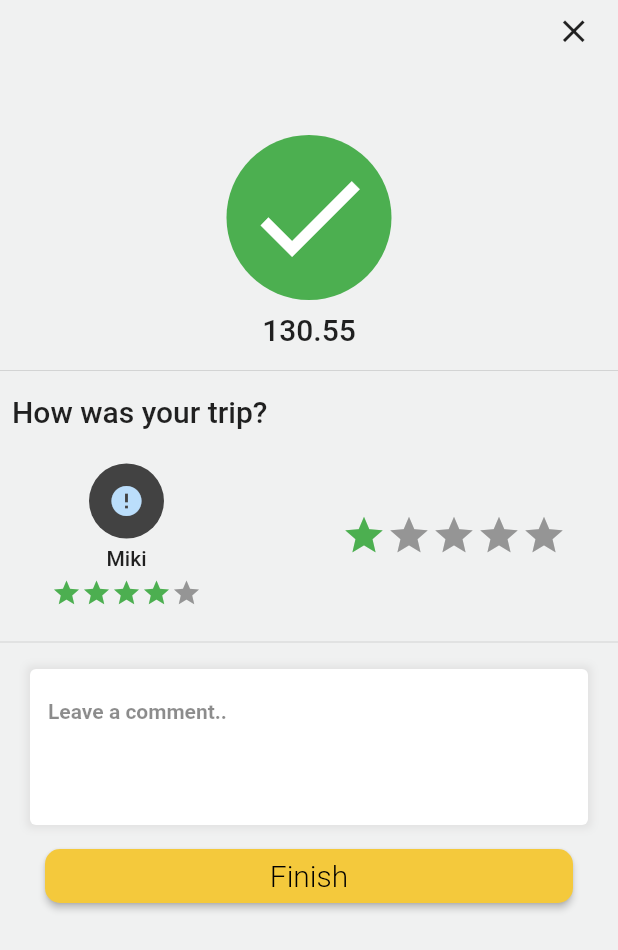
After one commit to Nebaki/Passenger-App, a Flutter app: the ReviewScreen screen opened by its route, on a phone screen of 412 x 824 dp. The commit adds this screen. Shown: the top 950 px of the screen. Run offline on Flutter 3.47's test engine with Material 2 defaults, Android fonts, the phone set to English and light mode, and no system bars; drawn by our look-alikes of cached_network_image, flutter_rating_bar; our stand-ins replace bloc, carousel_slider, connectivity_plus, email_validator, equatable, firebase_auth and 9 more; missing offline and left inert: flutter_geofire, flutter_polyline_points, flutter_share, geolocator_platform_interface, social_share; accounts and stored records are empty; network calls fail.

Commit message:
review feature complleted

```diff
--- a/lib/bloc/bloc.dart
+++ b/lib/bloc/bloc.dart
@@ -6,3 +6,4 @@ export 'user/bloc.dart';
 export 'auth/bloc.dart';
 export 'riderequest/bloc.dart';
 export 'driver/driver_bloc.dart';
+export 'review/review.dart';
--- /dev/null
+++ b/lib/bloc/review/review.dart
@@ -0,0 +1,49 @@
+import 'package:equatable/equatable.dart';
+import 'package:flutter_bloc/flutter_bloc.dart';
+import 'package:passengerapp/models/models.dart';
+import 'package:passengerapp/repository/repositories.dart';
+
+class ReviewBloc extends Bloc<ReviewEvent, ReviewState> {
+  final ReviewRepository reviewRepository;
+  ReviewBloc({required this.reviewRepository}) : super(ReviewSending());
+
+  @override
+  Stream<ReviewState> mapEventToState(ReviewEvent event) async* {
+    if (event is ReviewCreate) {
+      yield ReviewSending();
+      try {
+        await reviewRepository.createReview(event.review);
+        yield ReviewSent();
+      } catch (_) {
+        yield ReviewSendingFailure();
+      }
+    }
+  }
+}
+
+class ReviewEvent extends Equatable {
+  const ReviewEvent();
+  @override
+  List<Object?> get props => throw UnimplementedError();
+}
+
+class ReviewCreate extends ReviewEvent {
+  final Review review;
+  const ReviewCreate(this.review);
+  @override
+  List<Object?> get props => [review];
+  @override
+  String toString() => 'Review Created {user: $review}';
+}
+
+class ReviewState extends Equatable {
+  const ReviewState();
+  @override
+  List<Object?> get props => [];
+}
+
+class ReviewSending extends ReviewState {}
+
+class ReviewSent extends ReviewState {}
+
+class ReviewSendingFailure extends ReviewState {}
--- a/lib/dataprovider/dataproviders.dart
+++ b/lib/dataprovider/dataproviders.dart
@@ -9,3 +9,4 @@ export 'ride_request.dart';
 export 'notification_request.dart';
 export 'driver/driver.dart';
 export 'database/database_helper.dart';
+export 'review/review.dart';
--- /dev/null
+++ b/lib/dataprovider/review/review.dart
@@ -0,0 +1,34 @@
+import 'dart:convert';
+
+import 'package:http/http.dart' as http;
+import 'package:passengerapp/dataprovider/dataproviders.dart';
+import 'package:passengerapp/helper/constants.dart';
+import 'package:passengerapp/models/models.dart';
+
+class ReviewDataProvider {
+  final _baseUrl = 'https://safeway-api.herokuapp.com/api/reviews';
+  final http.Client httpClient;
+  ReviewDataProvider({required this.httpClient});
+  AuthDataProvider authDataProvider =
+      AuthDataProvider(httpClient: http.Client());
+  Future<void> createRideRequest(Review review) async {
+    print("creating the review");
+
+    http.Response response = await httpClient.post(
+        Uri.parse("$_baseUrl/create-review"),
+        headers: <String, String>{
+          'Content-Type': 'application/json',
+          'x-access-token': '${await authDataProvider.getToken()}'
+        },
+        body: json.encode({
+          "rate": review.rating,
+          "description": review.description,
+          "driver": driverId
+        }));
+    print("you know this is the statusCode ${response.statusCode}");
+    if (response.statusCode == 200) {
+    } else {
+      throw Exception('Failed to create review.');
+    }
+  }
+}
--- a/lib/helper/constants.dart
+++ b/lib/helper/constants.dart
@@ -185,3 +185,8 @@ late LatLng pickupLatLng;
 late LatLng droppOffLatLng;
 late String name;
 late String number;
+
+String? driverName;
+String? driverId;
+String? driverImage;
+double? driverRating;
--- a/lib/main.dart
+++ b/lib/main.dart
@@ -61,6 +61,8 @@ void main() async {
 
   final DriverRepository driverRepository = DriverRepository(
       dataProvider: DriverDataProvider(httpClient: http.Client()));
+  final ReviewRepository reviewRepository = ReviewRepository(
+      dataProvider: ReviewDataProvider(httpClient: http.Client()));
   runApp(MyApp(
     notificationRequestRepository: notificationRequestRepository,
     rideRequestRepository: rideRequestRepository,
@@ -72,6 +74,7 @@ void main() async {
     placeDetailRepository: placeDetailRepository,
     directionRepository: directionRepository,
     dataBaseHelperRepository: dataBaseHelperRepository,
+    reviewRepository: reviewRepository,
   ));
 }
 
@@ -118,6 +121,8 @@ class MyApp extends StatelessWidget {
   final NotificationRequestRepository notificationRequestRepository;
   final DataBaseHelperRepository dataBaseHelperRepository;
 
+  final ReviewRepository reviewRepository;
+
   const MyApp(
       {Key? key,
       required this.notificationRequestRepository,
@@ -129,7 +134,8 @@ class MyApp extends StatelessWidget {
       required this.locationPredictionRepository,
       required this.placeDetailRepository,
       required this.directionRepository,
-      required this.dataBaseHelperRepository})
+      required this.dataBaseHelperRepository,
+      required this.reviewRepository})
       : super(key: key);
   @override
   Widget build(BuildContext context) {
@@ -146,7 +152,8 @@ class MyApp extends StatelessWidget {
           RepositoryProvider.value(value: userRepository),
           RepositoryProvider.value(value: driverRepository),
           RepositoryProvider.value(value: authRepository),
-          RepositoryProvider.value(value: dataBaseHelperRepository)
+          RepositoryProvider.value(value: dataBaseHelperRepository),
+          RepositoryProvider.value(value: reviewRepository)
         ],
         child: MultiBlocProvider(
             providers: [
@@ -183,7 +190,10 @@ class MyApp extends StatelessWidget {
               BlocProvider(
                   create: (context) => LocationHistoryBloc(
                       dataBaseHelperRepository: dataBaseHelperRepository)
-                    ..add(LocationHistoryLoad()))
+                    ..add(LocationHistoryLoad())),
+              BlocProvider(
+                  create: (context) =>
+                      ReviewBloc(reviewRepository: reviewRepository)),
             ],
             child: MaterialApp(
               title: 'SafeWay',
--- a/lib/models/models.dart
+++ b/lib/models/models.dart
@@ -7,3 +7,4 @@ export 'auth/auth.dart';
 export 'ride_request.dart';
 export 'notification_request.dart';
 export 'driver/driver.dart';
+export 'review/review.dart';
--- /dev/null
+++ b/lib/models/review/review.dart
@@ -0,0 +1,29 @@
+import 'package:flutter/material.dart';
+import 'package:equatable/equatable.dart';
+
+@immutable
+class Review extends Equatable {
+  String? id;
+  String description;
+  double rating;
+
+  Review({this.id, required this.description, required this.rating});
+
+  @override
+  List<Object?> get props => [
+        id,
+        description,
+        rating,
+      ];
+
+  factory Review.fromJson(Map<String, dynamic> json) {
+    return Review(
+      id: json["reviews"]["id"],
+      description: json["passenger"]["name"],
+      rating: json["reviews"]["email"],
+    );
+  }
+
+  @override
+  String toString() => 'Review {description: $description }';
+}
--- a/lib/repository/repositories.dart
+++ b/lib/repository/repositories.dart
@@ -9,3 +9,4 @@ export 'ride_request.dart';
 export 'notification_request.dart';
 export 'driver.dart';
 export 'database/database.dart';
+export 'review/review.dart';
--- /dev/null
+++ b/lib/repository/review/review.dart
@@ -0,0 +1,10 @@
+import 'package:passengerapp/dataprovider/dataproviders.dart';
+import 'package:passengerapp/models/models.dart';
+
+class ReviewRepository {
+  final ReviewDataProvider dataProvider;
+  ReviewRepository({required this.dataProvider});
+  Future<void> createReview(Review review) async {
+    return await dataProvider.createRideRequest(review);
+  }
+}
--- a/lib/rout.dart
+++ b/lib/rout.dart
@@ -92,6 +92,9 @@ class AppRoute {
     if (settings.name == OrderForOtherScreen.routeName) {
       return MaterialPageRoute(builder: (context) => OrderForOtherScreen());
     }
+    if (settings.name == ReviewScreen.routeName) {
+      return MaterialPageRoute(builder: (context) => ReviewScreen());
+    }
     return MaterialPageRoute(builder: (context) => CustomSplashScreen());
   }
 }
--- /dev/null
+++ b/lib/screens/review/review.dart
@@ -0,0 +1,225 @@
+import 'package:cached_network_image/cached_network_image.dart';
+import 'package:flutter/material.dart';
+import 'package:flutter_bloc/flutter_bloc.dart';
+import 'package:flutter_rating_bar/flutter_rating_bar.dart';
+import 'package:passengerapp/bloc/bloc.dart';
+import 'package:passengerapp/helper/constants.dart';
+import 'package:passengerapp/models/models.dart';
+import 'package:passengerapp/rout.dart';
+import 'package:passengerapp/screens/screens.dart';
+import 'package:passengerapp/widgets/widgets.dart';
+
+class ReviewScreen extends StatelessWidget {
+  static const routeName = 'reviewscreen';
+  final description = TextEditingController();
+  double min_rate = 1;
+
+  @override
+  Widget build(BuildContext context) {
+    return Scaffold(
+        backgroundColor: const Color.fromRGBO(240, 241, 241, 1),
+        body: BlocConsumer<ReviewBloc, ReviewState>(
+            builder: ((context, state) => buildScreen(context)),
+            listener: (context, state) {
+              if (state is ReviewSent) {
+                Navigator.pushNamed(context, HomeScreen.routeName);
+              }
+              if (state is ReviewSendingFailure) {
+                ScaffoldMessenger.of(context).showSnackBar(SnackBar(
+                  content: const Text("Review not Sent please try again"),
+                  backgroundColor: Colors.red.shade900,
+                ));
+              }
+            }));
+  }
+
+  Widget buildScreen(BuildContext context) {
+    return SizedBox(
+      width: double.infinity,
+      height: double.infinity,
+      child: ListView(
+        children: [
+          Stack(
+            alignment: Alignment.topRight,
+            children: [
+              Padding(
+                padding: const EdgeInsets.only(right: 20),
+                child: SizedBox(
+                  height: 30,
+                  width: 30,
+                  child: TextButton(
+                    //padding: EdgeInsets.zero,
+                    //color: Colors.white,
+                    //shape: RoundedRectangleBorder(borderRadius: BorderRadius.circular(50)),
+                    onPressed: () {
+                      Navigator.pushReplacementNamed(
+                          context, HomeScreen.routeName,
+                          arguments: HomeScreenArgument(isSelected: false));
+                    },
+                    child: const Icon(
+                      Icons.clear,
+                      size: 25,
+                      color: Colors.black87,
+                    ),
+                  ),
+                ),
+              )
+              // CustomeBackArrow(),
+            ],
+          ),
+          SizedBox(
+            height: 60,
+          ),
+          Center(
+            child: Container(
+              height: 110,
+              width: 110,
+              decoration: BoxDecoration(
+                  color: Colors.green,
+                  borderRadius: BorderRadius.circular(100)),
+              child: const Icon(
+                Icons.done,
+                color: Colors.white,
+                size: 90,
+              ),
+            ),
+          ),
+          Padding(
+            padding: const EdgeInsets.all(8.0),
+            child: Center(
+                child: Text("130.55",
+                    style: Theme.of(context).textTheme.titleLarge)),
+          ),
+          const Divider(),
+          Padding(
+              padding: const EdgeInsets.all(8.0),
+              child: Text(
+                "How was your trip?",
+                style: Theme.of(context).textTheme.titleLarge,
+              )),
+          Padding(
+            padding: const EdgeInsets.all(15.0),
+            child: Row(
+              mainAxisAlignment: MainAxisAlignment.spaceAround,
+              children: [
+                Column(
+                  children: [
+                    CircleAvatar(
+                        radius: 25,
+                        backgroundColor: Colors.grey.shade800,
+                        child: ClipRRect(
+                          borderRadius: BorderRadius.circular(100),
+                          child: CachedNetworkImage(
+                              imageUrl:
+                                  'https://safeway-api.herokuapp.com/${driverImage}',
+                              imageBuilder: (context, imageProvider) =>
+                                  Container(
+                                    decoration: BoxDecoration(
+                                      image: DecorationImage(
+                                        image: imageProvider,
+                                        fit: BoxFit.cover,
+                                        //colorFilter:
+                                        //     const ColorFilter.mode(
+                                        //   Colors.red,
+                                        //   BlendMode.colorBurn,
+                                        // ),
+                                      ),
+                                    ),
+                                  ),
+                              placeholder: (context, url) =>
+                                  const CircularProgressIndicator(),
+                              errorWidget: (context, url, error) {
+                                return const Icon(Icons.error);
+                              }),
+                        )),
+                    Padding(
+                      padding: const EdgeInsets.all(5.0),
+                      child: Text(
+                        driverName ?? "Miki",
+                        style: Theme.of(context).textTheme.bodyLarge,
+                      ),
+                    ),
+                    RatingBar.builder(
+                        itemSize: 20,
+                        initialRating: 4,
+                        minRating: 1,
+                        direction: Axis.horizontal,
+                        allowHalfRating: false,
+                        itemCount: 5,
+                        //itemPadding: EdgeInsets.symmetric(horizontal: 4.0),
+                        itemBuilder: (context, _) =>
+                            Icon(Icons.star, color: Colors.green),
+                        onRatingUpdate: (rating) {}),
+                  ],
+                ),
+                const VerticalDivider(),
+                RatingBar.builder(
+                    itemSize: 30,
+                    initialRating: 1,
+                    minRating: 1,
+                    direction: Axis.horizontal,
+                    allowHalfRating: true,
+                    itemCount: 5,
+                    //itemPadding: EdgeInsets.symmetric(horizontal: 4.0),
+                    itemBuilder: (context, _) =>
+                        Icon(Icons.star, color: Colors.green),
+                    onRatingUpdate: (rating) {
+                      min_rate = rating;
+                    }),
+              ],
+            ),
+          ),
+          Divider(),
+          Padding(
+            padding: const EdgeInsets.fromLTRB(20, 10, 20, 10),
+            child: Container(
+              decoration: BoxDecoration(boxShadow: [
+                BoxShadow(
+                    color: Colors.grey.shade300,
+                    blurRadius: 4,
+                    spreadRadius: 2,
+                    blurStyle: BlurStyle.normal)
+              ]),
+              child: TextFormField(
+                controller: description,
+                minLines: 4,
+                maxLines: 4,
+                decoration: const InputDecoration(
+                    hintText: "Leave a comment..",
+                    hintStyle: TextStyle(
+                        fontWeight: FontWeight.bold, color: Colors.black45),
+                    fillColor: Colors.white,
+                    filled: true,
+                    border: OutlineInputBorder(borderSide: BorderSide.none)),
+                validator: (value) {
+                  if (value!.isEmpty) {
+                    return 'Please enter The Old password';
+                  }
+                  return null;
+                },
+              ),
+            ),
+          ),
+          Center(
+            child: Container(
+              padding: EdgeInsets.symmetric(horizontal: 30),
+              width: double.infinity,
+              child: ElevatedButton(
+                  onPressed: () {
+                    createReview(context);
+                    // print(driverId);
+                  },
+                  child: const Text('Finish')),
+            ),
+          ),
+        ],
+      ),
+    );
+  }
+
+  void createReview(BuildContext context) {
+    ReviewEvent event =
+        ReviewCreate(Review(description: description.text, rating: min_rate));
+    BlocProvider.of<ReviewBloc>(context).add(event);
+  }
+}
--- a/lib/screens/screens.dart
+++ b/lib/screens/screens.dart
@@ -19,3 +19,4 @@ export 'history/history_detail.dart';
 export 'contactus/contact_us.dart';
 export 'settings/preference.dart';
 export 'orderforother/order_for_other.dart';
+export 'review/review.dart';
--- a/lib/widgets/service_type.dart
+++ b/lib/widgets/service_type.dart
@@ -59,7 +59,7 @@ class _ServiceState extends State<Service> {
   final _blackTextStyle = TextStyle(color: Colors.black);
 
   void sendNotification(String fcmToken, String id) async {
-    print("geefefefefefef");
+    print(' driver fcm $fcmToken');
     // _isLoading = true;
     RideRequestEvent riderequestEvent = RideRequestCreate(RideRequest(
         driverFcm: fcmToken,
```
Also changed, not shown: lib/dataprovider/ride_request.dart (+8 -2 lines), lib/drawer/drawer.dart (+10 -5 lines), lib/notification/push_notification_service.dart (+16 -6 lines), lib/screens/splash/splashscreen.dart (+9 -1 lines), lib/widgets/driver_profile.dart (+12 -0 lines).
